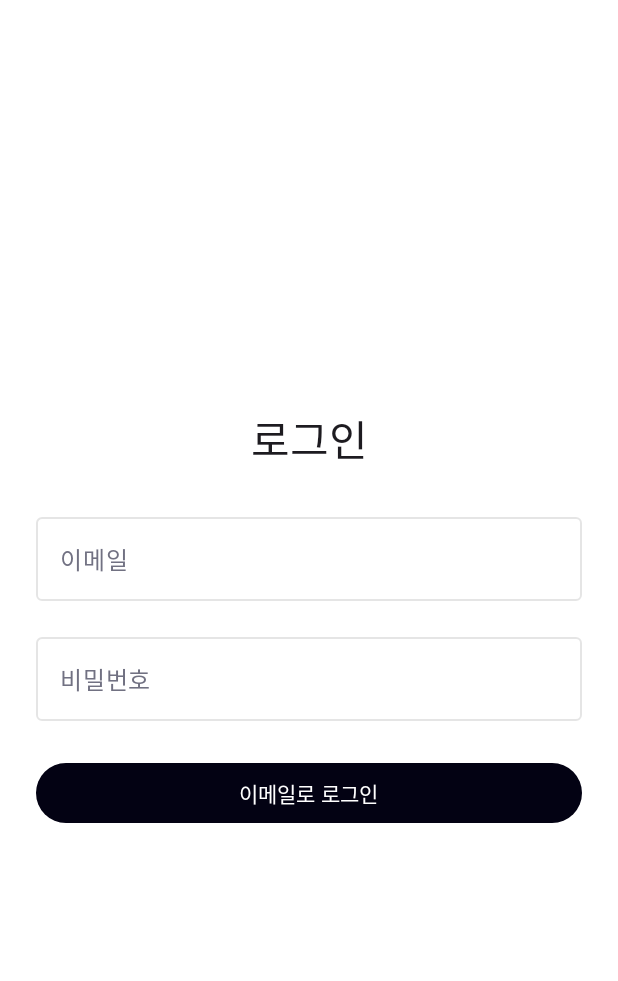
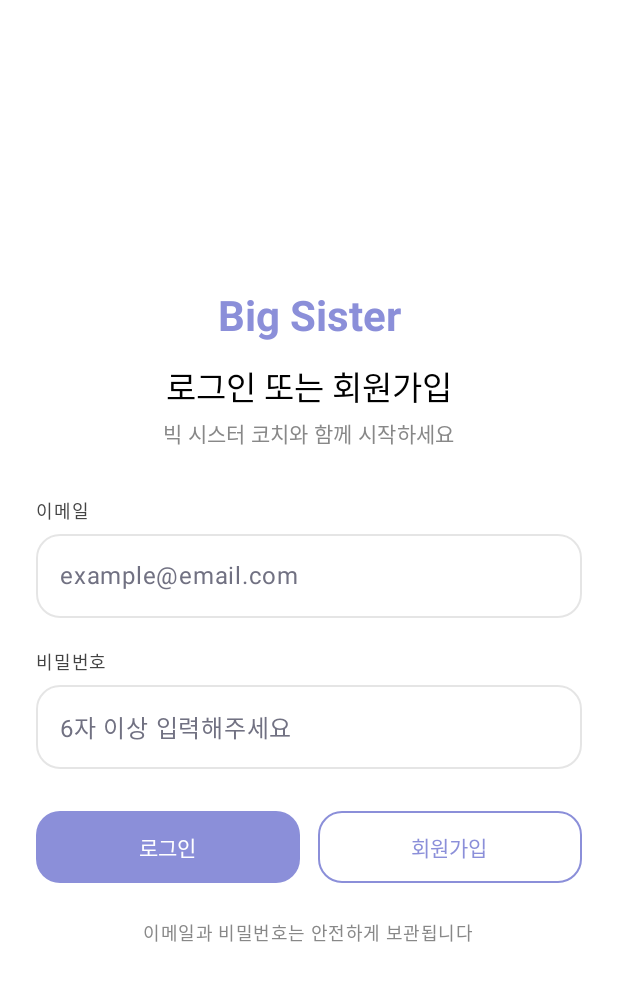
Before and after one commit to Br31-yeah/bigsister-android-br31, an Android app built with Jetpack Compose: the composable LoginScreen shown on its own in the app's theme, on a phone screen of 412 x 824 dp. Shown: the top 981 px of the screen. Run offline under Robolectric (Android 15) with nearby library versions, the phone set to English and light mode, and no system bars; our stand-ins replace Dagger/Hilt's generated code, Firebase (no records; nobody signed in at launch, a user with empty details on screens opened directly), Room's generated code.

Commit message:
네비게이션 구조 분리 (RootNavigation / AppNavigation) 및 로그인화면 ui 변경

```diff
--- a/app/src/main/java/com/smwu/bigsister/MainActivity.kt
+++ b/app/src/main/java/com/smwu/bigsister/MainActivity.kt
@@ -35,7 +35,7 @@ class MainActivity : ComponentActivity() {
                     modifier = Modifier.fillMaxSize(),
                     color = MaterialTheme.colorScheme.background
                 ) {
-                    AppNavigation()
+                    AppNavigation()   // ✅ 홈부터 시작
                 }
             }
         }
--- /dev/null
+++ b/app/src/main/java/com/smwu/bigsister/ui/RootNavigation.kt
@@ -0,0 +1,39 @@
+package com.smwu.bigsister.ui
+
+import androidx.compose.runtime.Composable
+import androidx.navigation.compose.NavHost
+import androidx.navigation.compose.composable
+import androidx.navigation.compose.rememberNavController
+import com.smwu.bigsister.ui.auth.LoginScreen
+
+/**
+ * 앱 시작 시 진입점 역할을 하는 네비게이션
+ * - 로그인 전 / 로그인 후 흐름만 구분한다
+ */
+@Composable
+fun RootNavigation() {
+    val navController = rememberNavController()
+
+    NavHost(
+        navController = navController,
+        startDestination = "login"   // ✅ 앱 첫 화면은 로그인
+    ) {
+
+        /* ---------------- 로그인 ---------------- */
+        composable("login") {
+            LoginScreen(
+                onLoginSuccess = {
+                    navController.navigate("main") {
+                        // 로그인 화면으로 되돌아가지 않도록 제거
+                        popUpTo("login") { inclusive = true }
+                    }
+                }
+            )
+        }
+
+        /* ---------------- 메인 앱 ---------------- */
+        composable("main") {
+            AppNavigation()
+        }
+    }
+}
--- a/app/src/main/java/com/smwu/bigsister/ui/auth/LoginScreen.kt
+++ b/app/src/main/java/com/smwu/bigsister/ui/auth/LoginScreen.kt
@@ -1,11 +1,25 @@
 package com.smwu.bigsister.ui.auth
 
-import com.smwu.bigsister.ui.viewModel.LoginViewModel
-import androidx.compose.foundation.layout.*
+import androidx.compose.foundation.background
+import androidx.compose.foundation.border
+import androidx.compose.foundation.layout.Arrangement
+import androidx.compose.foundation.layout.Box
+import androidx.compose.foundation.layout.Column
+import androidx.compose.foundation.layout.Row
+import androidx.compose.foundation.layout.Spacer
+import androidx.compose.foundation.layout.fillMaxSize
+import androidx.compose.foundation.layout.fillMaxWidth
+import androidx.compose.foundation.layout.height
+import androidx.compose.foundation.layout.padding
+import androidx.compose.foundation.layout.size
+import androidx.compose.foundation.layout.widthIn
+import androidx.compose.foundation.shape.RoundedCornerShape
 import androidx.compose.foundation.text.KeyboardOptions
 import androidx.compose.material3.Button
+import androidx.compose.material3.ButtonDefaults
 import androidx.compose.material3.CircularProgressIndicator
 import androidx.compose.material3.MaterialTheme
+import androidx.compose.material3.OutlinedButton
 import androidx.compose.material3.OutlinedTextField
 import androidx.compose.material3.Text
 import androidx.compose.runtime.Composable
@@ -14,11 +28,14 @@ import androidx.compose.runtime.collectAsState
 import androidx.compose.runtime.getValue
 import androidx.compose.ui.Alignment
 import androidx.compose.ui.Modifier
+import androidx.compose.ui.graphics.Color
+import androidx.compose.ui.graphics.SolidColor
+import androidx.compose.ui.text.font.FontWeight
 import androidx.compose.ui.text.input.KeyboardType
 import androidx.compose.ui.text.input.PasswordVisualTransformation
 import androidx.compose.ui.unit.dp
 import androidx.hilt.navigation.compose.hiltViewModel
-
+import com.smwu.bigsister.ui.viewModel.LoginViewModel
 
 @Composable
 fun LoginScreen(
@@ -32,77 +49,197 @@ fun LoginScreen(
     val errorMessage = viewModel.errorMessage
     val currentUser by viewModel.currentUser.collectAsState()
 
-    // 파이어베이스 유저가 생기면 자동으로 성공 콜백 호출
+    // 로그인 성공 시 자동 이동
     LaunchedEffect(currentUser) {
         if (currentUser != null) {
             onLoginSuccess()
         }
     }
 
-    Column(
+    val primaryColor = Color(0xFF8B8FD9)
+    val errorColor = Color(0xFFFF6B6B)
+
+    Box(
         modifier = modifier
             .fillMaxSize()
-            .padding(24.dp),
-        verticalArrangement = Arrangement.Center,
+            .background(Color.White),
+        contentAlignment = Alignment.Center
+    ) {
+        Column(
+            modifier = Modifier
+                .fillMaxWidth()
+                .padding(horizontal = 24.dp)
+                .widthIn(max = 360.dp),
             horizontalAlignment = Alignment.CenterHorizontally
         ) {
+
+            /* ---------- Header ---------- */
+
             Text(
-            text = "로그인",
-            style = MaterialTheme.typography.headlineMedium
+                text = "Big Sister",
+                color = primaryColor,
+                style = MaterialTheme.typography.headlineMedium,
+                fontWeight = FontWeight.Bold
             )
 
-        Spacer(modifier = Modifier.height(24.dp))
+            Spacer(modifier = Modifier.height(12.dp))
+
+            Text(
+                text = "로그인 또는 회원가입",
+                style = MaterialTheme.typography.titleLarge,
+                color = Color.Black
+            )
+
+            Spacer(modifier = Modifier.height(4.dp))
+
+            Text(
+                text = "빅 시스터 코치와 함께 시작하세요",
+                style = MaterialTheme.typography.bodyMedium,
+                color = Color.Gray
+            )
+
+            Spacer(modifier = Modifier.height(32.dp))
+
+            /* ---------- Email ---------- */
+
+            Column(modifier = Modifier.fillMaxWidth()) {
+                Text(
+                    text = "이메일",
+                    style = MaterialTheme.typography.labelMedium,
+                    color = Color.DarkGray
+                )
+
+                Spacer(modifier = Modifier.height(6.dp))
 
                 OutlinedTextField(
                     value = email,
                     onValueChange = viewModel::onEmailChange,
-            label = { Text("이메일") },
+                    modifier = Modifier.fillMaxWidth(),
                     singleLine = true,
-            modifier = Modifier.fillMaxWidth(),
-            keyboardOptions = KeyboardOptions(
-                keyboardType = KeyboardType.Email
+                    enabled = !isLoading,
+                    shape = RoundedCornerShape(16.dp),
+                    placeholder = { Text("example@email.com") },
+                    keyboardOptions = KeyboardOptions(keyboardType = KeyboardType.Email)
                 )
+            }
+
+            Spacer(modifier = Modifier.height(20.dp))
+
+            /* ---------- Password ---------- */
+
+            Column(modifier = Modifier.fillMaxWidth()) {
+                Text(
+                    text = "비밀번호",
+                    style = MaterialTheme.typography.labelMedium,
+                    color = Color.DarkGray
                 )
 
-        Spacer(modifier = Modifier.height(16.dp))
+                Spacer(modifier = Modifier.height(6.dp))
 
                 OutlinedTextField(
                     value = password,
                     onValueChange = viewModel::onPasswordChange,
-            label = { Text("비밀번호") },
+                    modifier = Modifier.fillMaxWidth(),
                     singleLine = true,
-            modifier = Modifier.fillMaxWidth(),
+                    enabled = !isLoading,
+                    shape = RoundedCornerShape(16.dp),
+                    placeholder = { Text("6자 이상 입력해주세요") },
                     visualTransformation = PasswordVisualTransformation(),
-            keyboardOptions = KeyboardOptions(
-                keyboardType = KeyboardType.Password
+                    keyboardOptions = KeyboardOptions(keyboardType = KeyboardType.Password)
                 )
-        )
+            }
+
+            /* ---------- Error ---------- */
 
             if (errorMessage != null) {
-            Spacer(modifier = Modifier.height(8.dp))
+                Spacer(modifier = Modifier.height(16.dp))
+                Box(
+                    modifier = Modifier
+                        .fillMaxWidth()
+                        .background(
+                            color = errorColor.copy(alpha = 0.1f),
+                            shape = RoundedCornerShape(16.dp)
+                        )
+                        .border(
+                            width = 1.dp,
+                            color = errorColor.copy(alpha = 0.3f),
+                            shape = RoundedCornerShape(16.dp)
+                        )
+                        .padding(12.dp)
+                ) {
                     Text(
                         text = errorMessage,
-                color = MaterialTheme.colorScheme.error,
+                        color = errorColor,
                         style = MaterialTheme.typography.bodySmall
                     )
+                }
+            }
+
+            Spacer(modifier = Modifier.height(28.dp))
+
+            /* ---------- Buttons ---------- */
+
+            Row(
+                modifier = Modifier.fillMaxWidth(),
+                horizontalArrangement = Arrangement.spacedBy(12.dp)
+            ) {
+                Button(
+                    onClick = { viewModel.signIn(onSuccess = onLoginSuccess) },
+                    modifier = Modifier
+                        .weight(1f)
+                        .height(48.dp),
+                    enabled = !isLoading,
+                    shape = RoundedCornerShape(16.dp),
+                    colors = ButtonDefaults.buttonColors(
+                        containerColor = primaryColor
+                    )
+                ) {
+                    if (isLoading) {
+                        CircularProgressIndicator(
+                            modifier = Modifier.size(18.dp),
+                            strokeWidth = 2.dp,
+                            color = Color.White
+                        )
+                    } else {
+                        Text("로그인", color = Color.White)
+                    }
+                }
+
+                OutlinedButton(
+                    onClick = { viewModel.signUp(onSuccess = onLoginSuccess) },
+                    modifier = Modifier
+                        .weight(1f)
+                        .height(48.dp),
+                    enabled = !isLoading,
+                    shape = RoundedCornerShape(16.dp),
+                    colors = ButtonDefaults.outlinedButtonColors(
+                        contentColor = primaryColor
+                    ),
+                    border = ButtonDefaults.outlinedButtonBorder.copy(
+                        brush = SolidColor(primaryColor)
+                    )
+                ) {
+                    if (isLoading) {
+                        CircularProgressIndicator(
+                            modifier = Modifier.size(18.dp),
+                            strokeWidth = 2.dp,
+                            color = primaryColor
+                        )
+                    } else {
+                        Text("회원가입")
+                    }
+                }
             }
 
             Spacer(modifier = Modifier.height(24.dp))
 
-        Button(
-            onClick = { viewModel.signIn(onSuccess = onLoginSuccess) },
-            modifier = Modifier.fillMaxWidth(),
-            enabled = !isLoading
-        ) {
-            if (isLoading) {
-                CircularProgressIndicator(
-                    modifier = Modifier
-                        .size(18.dp),
-                    strokeWidth = 2.dp
+            /* ---------- Footer ---------- */
+
+            Text(
+                text = "이메일과 비밀번호는 안전하게 보관됩니다",
+                style = MaterialTheme.typography.bodySmall,
+                color = Color.Gray
             )
-            } else {
-                Text("이메일로 로그인")
         }
     }
 }
-}
```
Lines whose indentation alone changed are shown as unchanged.
